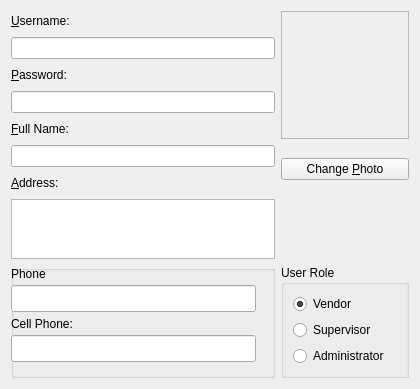
Qt form iotstock/src/ui/edituser_widget.ui (hiramvillarreal/iotpos) before a commit.
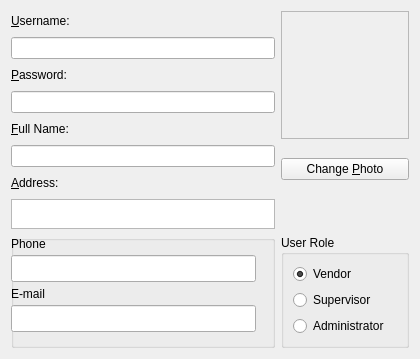
The same form after that commit.

Commit message: Add e-mail field to clients and users 0.98 ver

The edit to the form file:
```diff
--- a/iotstock/src/ui/edituser_widget.ui
+++ b/iotstock/src/ui/edituser_widget.ui
@@ -7,7 +7,7 @@
     <x>0</x>
     <y>0</y>
     <width>420</width>
-    <height>389</height>
+    <height>359</height>
    </rect>
   </property>
   <property name="windowTitle">
@@ -136,7 +136,7 @@
      <property name="maximumSize">
       <size>
        <width>16777215</width>
-       <height>60</height>
+       <height>30</height>
       </size>
      </property>
      <property name="tabChangesFocus">
@@ -188,7 +188,7 @@
        </rect>
       </property>
       <property name="text">
-       <string>Cell Phone:</string>
+       <string>E-mail</string>
       </property>
       <property name="buddy">
        <cstring>editUsersCell</cstring>
```
Left out of the diff: 117 changed lines with no effect on the pictures. The commit also changes 9 other files.
